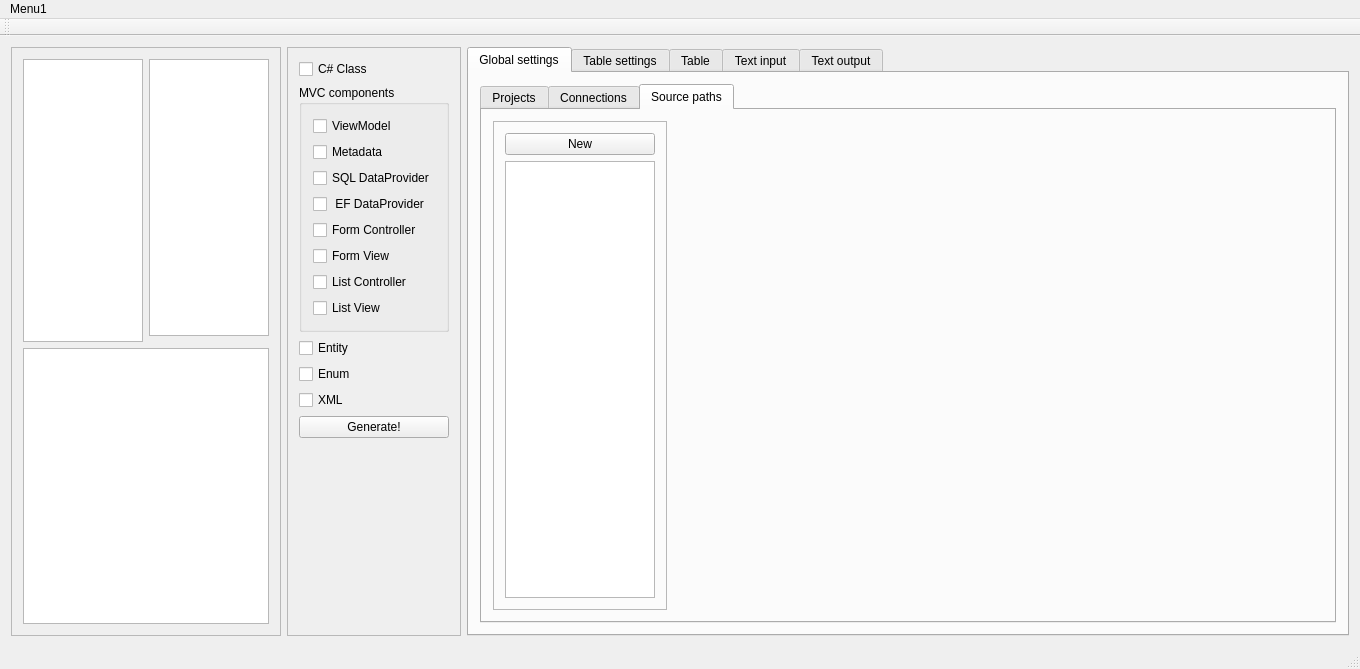
Above: retek2.ui from horvathzoltan/retek2 before the change. Below: the same form after it.
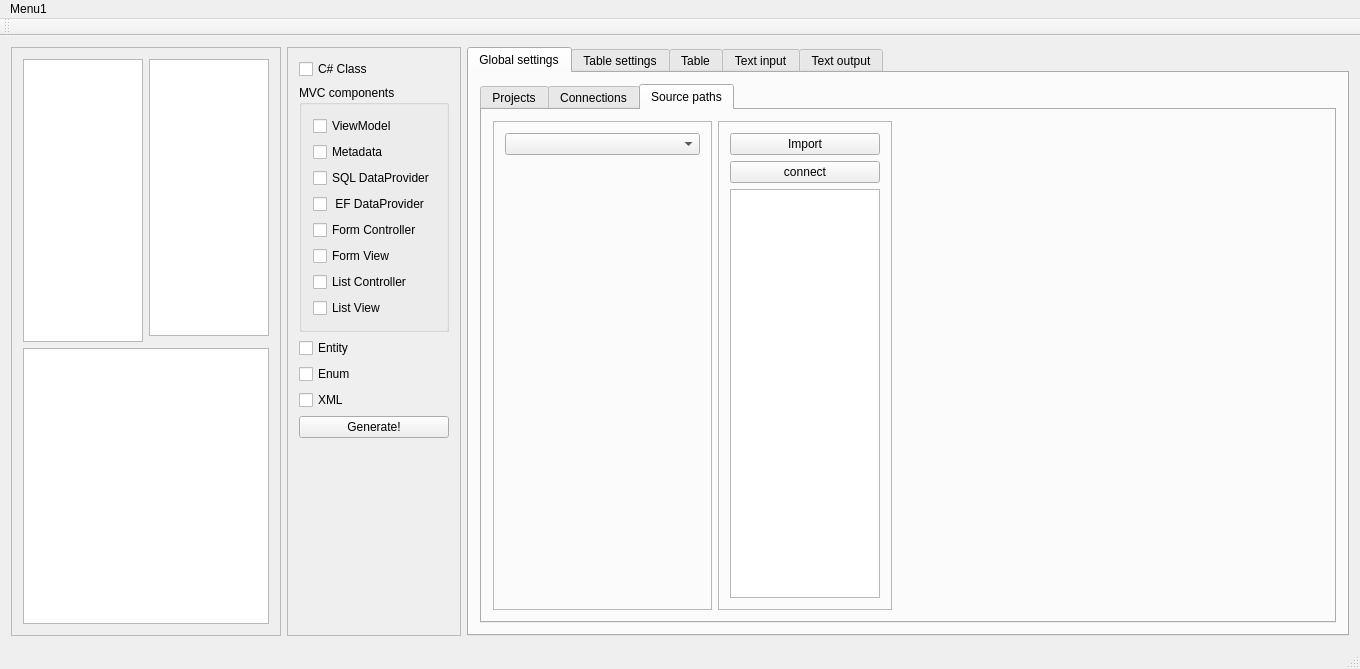
That is the form after the change. The open tabs and pages were chosen to show the change. Icons and pictures are not drawn.

Patch:
```diff
--- a/retek2.ui
+++ b/retek2.ui
@@ -734,6 +734,41 @@
             <string>Source paths</string>
            </attribute>
            <layout class="QHBoxLayout" name="horizontalLayout_5">
+            <item>
+             <widget class="QFrame" name="frame_11">
+              <property name="frameShape">
+               <enum>QFrame::StyledPanel</enum>
+              </property>
+              <property name="frameShadow">
+               <enum>QFrame::Plain</enum>
+              </property>
+              <layout class="QVBoxLayout" name="verticalLayout_11">
+               <item>
+                <widget class="QComboBox" name="comboBox_srcconn">
+                 <property name="minimumSize">
+                  <size>
+                   <width>195</width>
+                   <height>0</height>
+                  </size>
+                 </property>
+                </widget>
+               </item>
+               <item>
+                <spacer name="verticalSpacer_4">
+                 <property name="orientation">
+                  <enum>Qt::Vertical</enum>
+                 </property>
+                 <property name="sizeHint" stdset="0">
+                  <size>
+                   <width>20</width>
+                   <height>40</height>
+                  </size>
+                 </property>
+                </spacer>
+               </item>
+              </layout>
+             </widget>
+            </item>
             <item>
              <widget class="QFrame" name="frame_8">
               <property name="sizePolicy">
@@ -758,7 +793,14 @@
                   </sizepolicy>
                  </property>
                  <property name="text">
-                  <string>New</string>
+                  <string>Import</string>
+                 </property>
+                </widget>
+               </item>
+               <item>
+                <widget class="QPushButton" name="pushButton_srcconnect">
+                 <property name="text">
+                  <string>connect</string>
                  </property>
                 </widget>
                </item>
```
Left out of the diff: 6 changed lines with no effect on the pictures.
